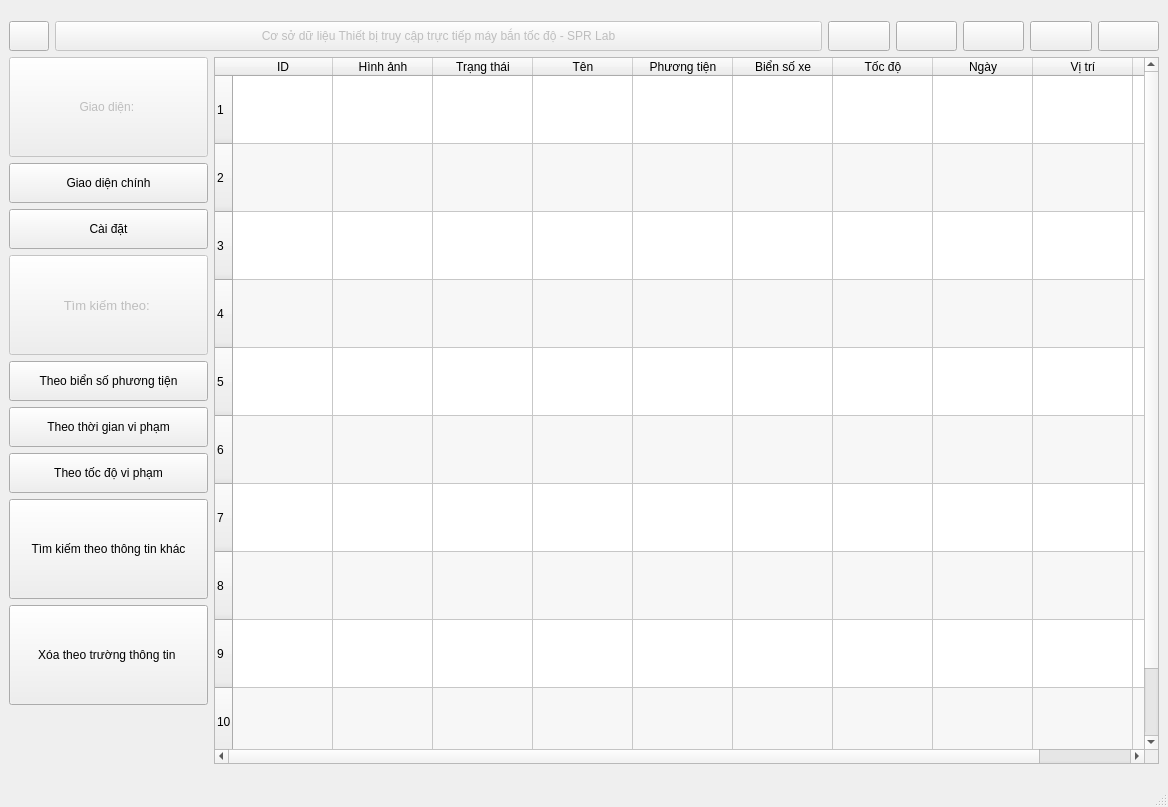
Above: new_search.ui from holy36/SPEEDCAM before the change. Below: the same form after it.
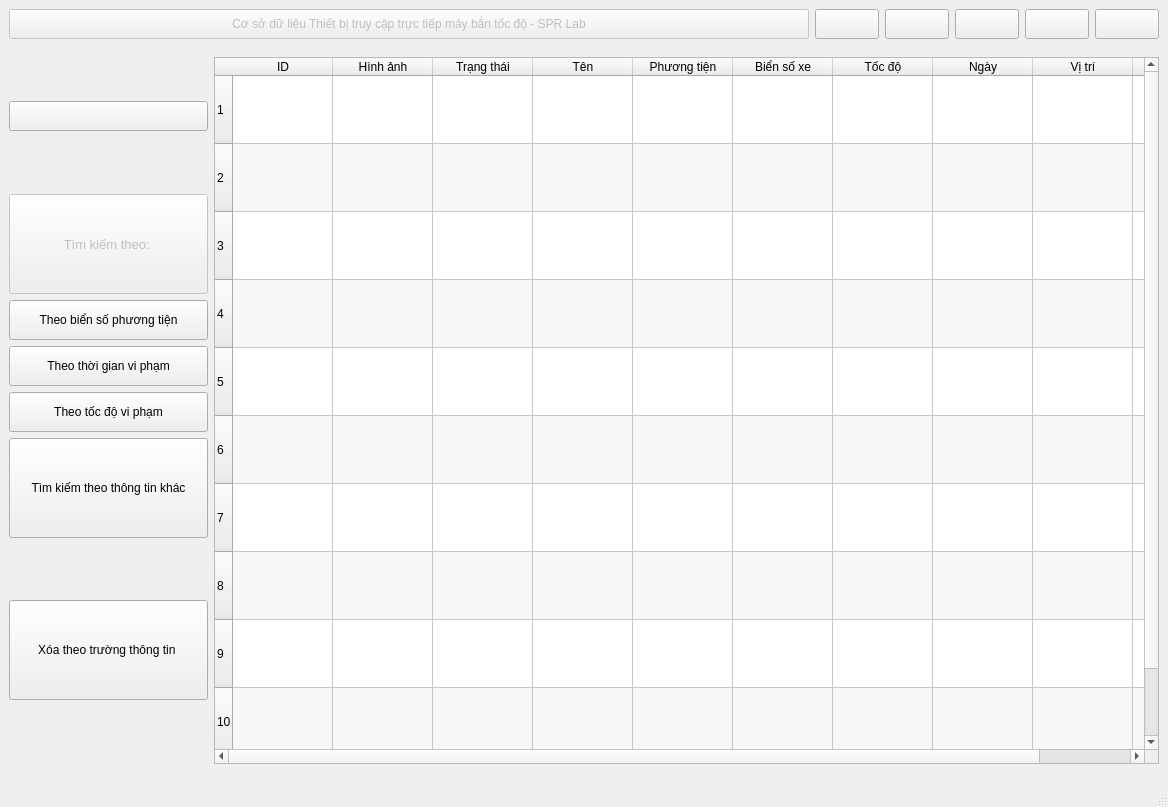
That is the form after the change.

```diff
--- a/new_search.ui
+++ b/new_search.ui
@@ -21,20 +21,7 @@
        <number>0</number>
       </property>
       <item>
-       <layout class="QHBoxLayout" name="horizontalLayout_2" stretch="0,25,2,2,2,2,2">
-        <item>
-         <widget class="QPushButton" name="showall">
-          <property name="minimumSize">
-           <size>
-            <width>0</width>
-            <height>30</height>
-           </size>
-          </property>
-          <property name="text">
-           <string/>
-          </property>
-         </widget>
-        </item>
+       <layout class="QHBoxLayout" name="horizontalLayout_2" stretch="25,2,2,2,2,2">
         <item>
          <widget class="QPushButton" name="bgroundsearch">
           <property name="enabled">
@@ -119,50 +106,47 @@
        </layout>
       </item>
       <item>
-       <layout class="QHBoxLayout" name="horizontalLayout" stretch="1,30">
+       <layout class="QHBoxLayout" name="horizontalLayout" stretch="0,30">
         <item>
          <layout class="QVBoxLayout" name="verticalLayout">
           <item>
-           <widget class="QPushButton" name="bground_ui">
-            <property name="enabled">
-             <bool>false</bool>
+           <spacer name="verticalSpacer_4">
+            <property name="orientation">
+             <enum>Qt::Vertical</enum>
             </property>
-            <property name="minimumSize">
+            <property name="sizeHint" stdset="0">
              <size>
-              <width>0</width>
-              <height>100</height>
+              <width>20</width>
+              <height>40</height>
              </size>
             </property>
-            <property name="text">
-             <string>Giao diện: </string>
-            </property>
-           </widget>
+           </spacer>
           </item>
           <item>
-           <widget class="QPushButton" name="main_ui">
+           <widget class="QPushButton" name="showall">
             <property name="minimumSize">
              <size>
               <width>0</width>
-              <height>40</height>
+              <height>30</height>
              </size>
             </property>
             <property name="text">
-             <string>Giao diện chính</string>
+             <string/>
             </property>
            </widget>
           </item>
           <item>
-           <widget class="QPushButton" name="setting_ui">
-            <property name="minimumSize">
+           <spacer name="verticalSpacer">
+            <property name="orientation">
+             <enum>Qt::Vertical</enum>
+            </property>
+            <property name="sizeHint" stdset="0">
              <size>
-              <width>0</width>
+              <width>20</width>
               <height>40</height>
              </size>
             </property>
-            <property name="text">
-             <string>Cài đặt</string>
-            </property>
-           </widget>
+           </spacer>
           </item>
           <item>
            <widget class="QPushButton" name="bgroundsearchby">
@@ -237,6 +221,19 @@
             </property>
            </widget>
           </item>
+          <item>
+           <spacer name="verticalSpacer_2">
+            <property name="orientation">
+             <enum>Qt::Vertical</enum>
+            </property>
+            <property name="sizeHint" stdset="0">
+             <size>
+              <width>20</width>
+              <height>40</height>
+             </size>
+            </property>
+           </spacer>
+          </item>
           <item>
            <widget class="QPushButton" name="delete_extend">
             <property name="enabled">
@@ -253,6 +250,19 @@
             </property>
            </widget>
           </item>
+          <item>
+           <spacer name="verticalSpacer_3">
+            <property name="orientation">
+             <enum>Qt::Vertical</enum>
+            </property>
+            <property name="sizeHint" stdset="0">
+             <size>
+              <width>20</width>
+              <height>40</height>
+             </size>
+            </property>
+           </spacer>
+          </item>
           <item>
            <widget class="QLabel" name="time_label_search">
             <property name="text">
```
